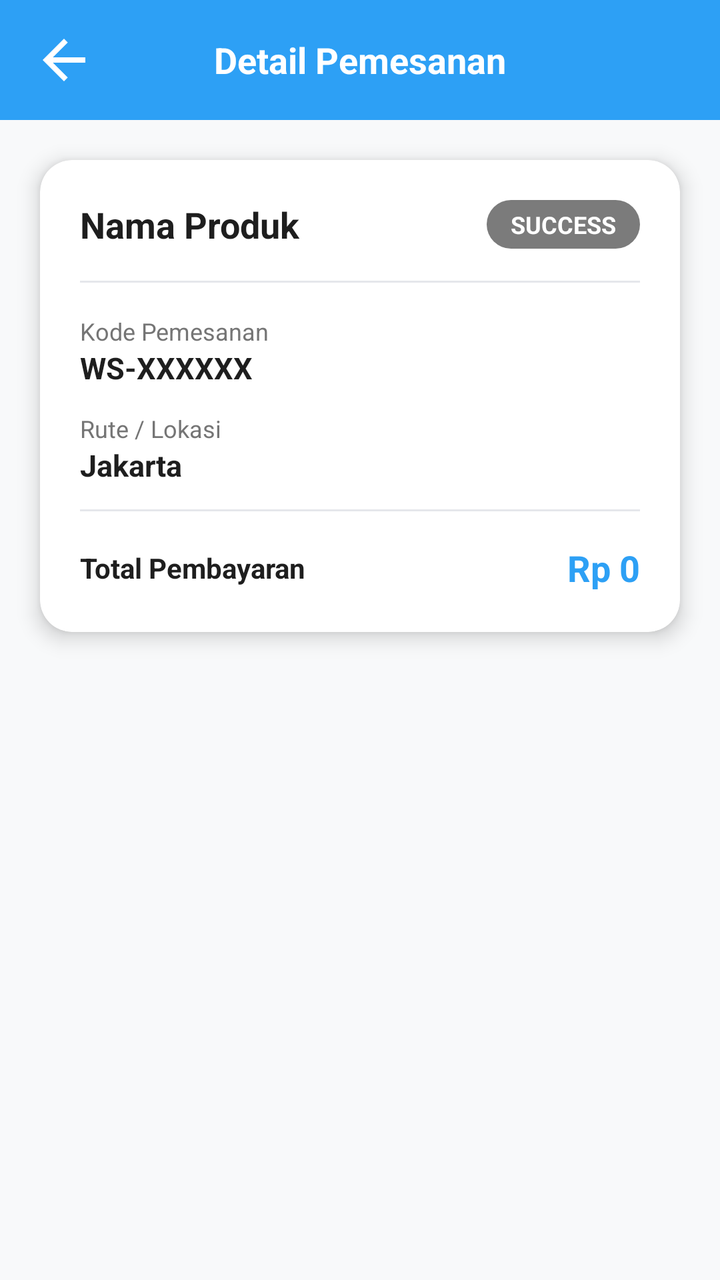
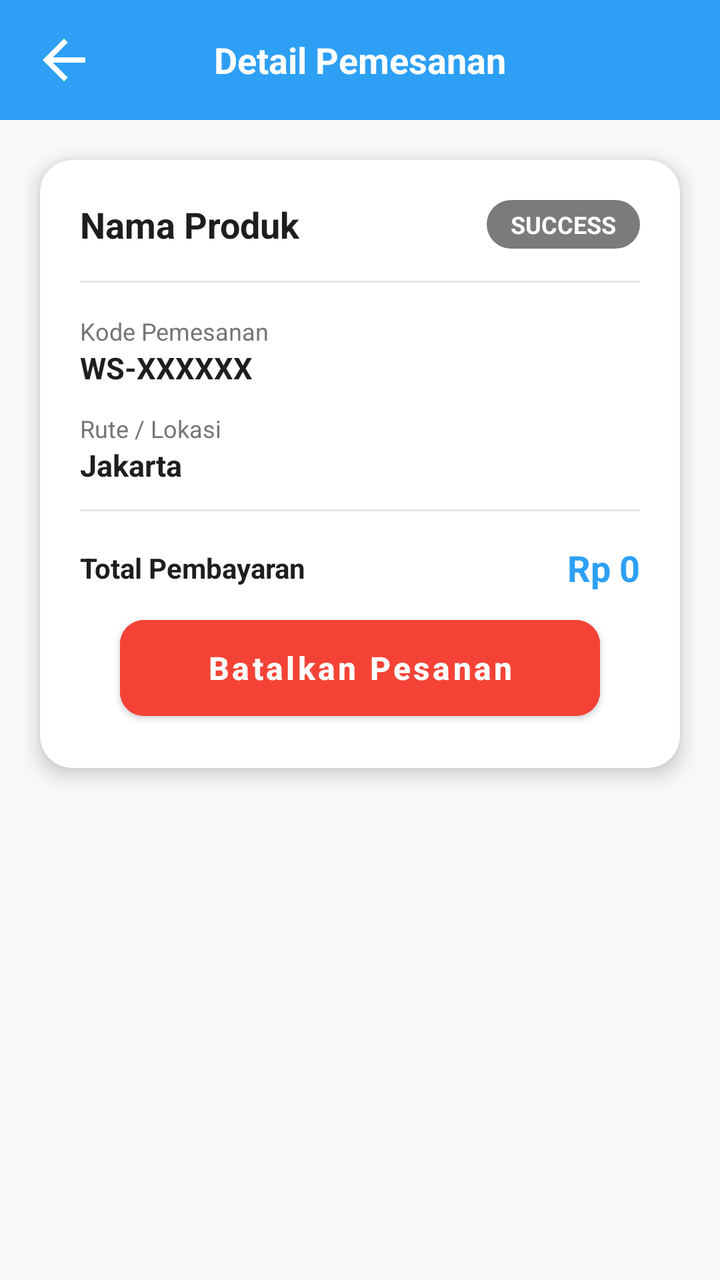

Before-and-after screenshots of an Android layout around one commit, followed by the original layout XML and the change that was made.
<!-- AndroidManifest.xml: application theme Theme.WisataGo -->
<!-- res/layout/activity_detail_pemesanan.xml -->
<?xml version="1.0" encoding="utf-8"?>
<LinearLayout xmlns:android="http://schemas.android.com/apk/res/android"
    xmlns:app="http://schemas.android.com/apk/res-auto"
    android:layout_width="match_parent"
    android:layout_height="match_parent"
    android:background="#F8F9FA"
    android:orientation="vertical">

    <RelativeLayout
        android:layout_width="match_parent"
        android:layout_height="60dp"
        android:background="#2DA0F5"
        android:paddingHorizontal="16dp">

        <ImageView
            android:id="@+id/btnBack"
            android:layout_width="32dp"
            android:layout_height="32dp"
            android:layout_centerVertical="true"
            android:src="@drawable/ic_back_white"
            app:tint="#FFFFFF" />

        <TextView
            android:layout_width="wrap_content"
            android:layout_height="wrap_content"
            android:layout_centerInParent="true"
            android:text="Detail Pemesanan"
            android:textColor="#FFFFFF"
            android:textSize="18sp"
            android:textStyle="bold" />
    </RelativeLayout>

    <com.google.android.material.card.MaterialCardView
        android:layout_width="match_parent"
        android:layout_height="wrap_content"
        android:layout_margin="20dp"
        app:cardCornerRadius="16dp"
        app:cardElevation="6dp"
        app:strokeWidth="0dp">

        <LinearLayout
            android:layout_width="match_parent"
            android:layout_height="wrap_content"
            android:orientation="vertical"
            android:padding="20dp">

            <RelativeLayout
                android:layout_width="match_parent"
                android:layout_height="wrap_content"
                android:layout_marginBottom="16dp">

                <TextView
                    android:id="@+id/tvDetailName"
                    android:layout_width="wrap_content"
                    android:layout_height="wrap_content"
                    android:text="Nama Produk"
                    android:textColor="#1E1E1E"
                    android:textSize="18sp"
                    android:textStyle="bold" />

                <TextView
                    android:id="@+id/tvDetailStatus"
                    android:layout_width="wrap_content"
                    android:layout_height="wrap_content"
                    android:layout_alignParentEnd="true"
                    android:background="@drawable/bgtulisandiskon"
                    android:paddingHorizontal="12dp"
                    android:paddingVertical="4dp"
                    android:text="SUCCESS"
                    android:textColor="#FFFFFF"
                    android:textSize="12sp"
                    android:textStyle="bold" />
            </RelativeLayout>

            <View
                android:layout_width="match_parent"
                android:layout_height="1dp"
                android:background="#E5E7EB"
                android:layout_marginBottom="16dp"/>

            <TextView
                android:layout_width="wrap_content"
                android:layout_height="wrap_content"
                android:text="Kode Pemesanan"
                android:textColor="#757575"
                android:textSize="12sp" />

            <TextView
                android:id="@+id/tvDetailCode"
                android:layout_width="wrap_content"
                android:layout_height="wrap_content"
                android:text="WS-XXXXXX"
                android:textColor="#1E1E1E"
                android:textSize="15sp"
                android:textStyle="bold"
                android:layout_marginBottom="12dp"/>

            <TextView
                android:id="@+id/labelRute"
                android:layout_width="wrap_content"
                android:layout_height="wrap_content"
                android:text="Rute / Lokasi"
                android:textColor="#757575"
                android:textSize="12sp" />

            <TextView
                android:id="@+id/tvDetailRoute"
                android:layout_width="wrap_content"
                android:layout_height="wrap_content"
                android:text="Jakarta"
                android:textColor="#1E1E1E"
                android:textSize="15sp"
                android:textStyle="bold"
                android:layout_marginBottom="12dp"/>

            <View
                android:layout_width="match_parent"
                android:layout_height="1dp"
                android:background="#E5E7EB"
                android:layout_marginBottom="16dp"/>

            <RelativeLayout
                android:layout_width="match_parent"
                android:layout_height="wrap_content">

                <TextView
                    android:layout_width="wrap_content"
                    android:layout_height="wrap_content"
                    android:layout_centerVertical="true"
                    android:text="Total Pembayaran"
                    android:textColor="#1E1E1E"
                    android:textSize="14sp"
                    android:textStyle="bold" />

                <TextView
                    android:id="@+id/tvDetailTotal"
                    android:layout_width="wrap_content"
                    android:layout_height="wrap_content"
                    android:layout_alignParentEnd="true"
                    android:text="Rp 0"
                    android:textColor="#2DA0F5"
                    android:textSize="18sp"
                    android:textStyle="bold" />
            </RelativeLayout>

        </LinearLayout>
    </com.google.android.material.card.MaterialCardView>
</LinearLayout>
<!-- resources referenced by this layout -->
<resources>
  <!-- drawable bgtulisandiskon (drawable) -->
  <?xml version="1.0" encoding="UTF-8"?>
  <shape
      xmlns:android="http://schemas.android.com/apk/res/android">
      <solid
          android:color="#A8383737"
          />
      <corners
          android:radius="20dp"
          />
  </shape>
  <!-- drawable ic_back_white (drawable) -->
  <vector xmlns:android="http://schemas.android.com/apk/res/android"
      android:width="24dp"
      android:height="24dp"
      android:viewportWidth="24"
      android:viewportHeight="24"
      android:tint="#FFFFFF">
      <path
          android:fillColor="@android:color/white"
          android:pathData="M20,11H7.83l5.59,-5.59L12,4l-8,8 8,8 1.41,-1.41L7.83,13H20v-2z"/>
  </vector>
  <style name="Theme.WisataGo" parent="Theme.MaterialComponents.Light.NoActionBar">
      </style>
</resources>

<!-- the commit's change to res/layout/activity_detail_pemesanan.xml (unified diff, before → after) -->
@@ -142,7 +142,18 @@
                     android:textSize="18sp"
                     android:textStyle="bold" />
             </RelativeLayout>
-
+            <com.google.android.material.button.MaterialButton
+                android:id="@+id/btnCancelBooking"
+                android:layout_width="match_parent"
+                android:layout_height="60dp"
+                android:layout_marginHorizontal="20dp"
+                android:layout_marginTop="8dp"
+                android:backgroundTint="#F44336"
+                android:text="Batalkan Pesanan"
+                android:textAllCaps="false"
+                android:textSize="16sp"
+                android:textStyle="bold"
+                app:cornerRadius="12dp" />
         </LinearLayout>
     </com.google.android.material.card.MaterialCardView>
 </LinearLayout>
